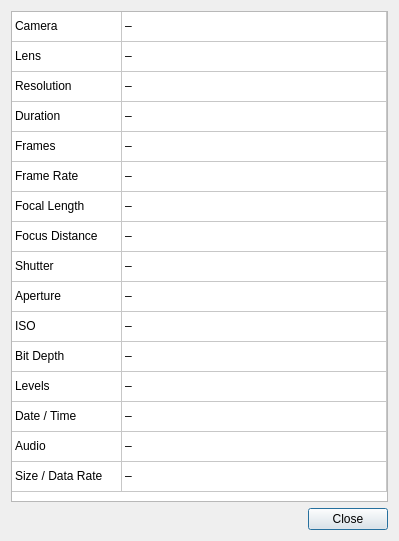
Above: platform/qt/InfoDialog.ui from ilia3101/MLV-App before the change. Below: the same form after it.
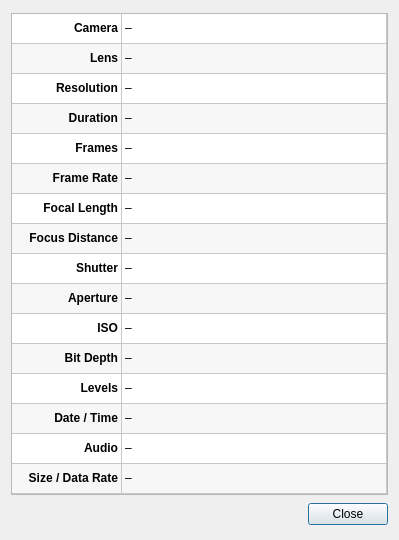
That is the form after the change.

Commit message: InfoDialog inspired from fijha

Diff of the .ui file:
```diff
--- a/platform/qt/InfoDialog.ui
+++ b/platform/qt/InfoDialog.ui
@@ -7,7 +7,7 @@
     <x>0</x>
     <y>0</y>
     <width>399</width>
-    <height>541</height>
+    <height>540</height>
    </rect>
   </property>
   <property name="windowTitle">
@@ -36,6 +36,12 @@
    </item>
    <item row="0" column="0" colspan="2">
     <widget class="QTableWidget" name="tableWidget">
+     <property name="sizePolicy">
+      <sizepolicy hsizetype="Expanding" vsizetype="Fixed">
+       <horstretch>0</horstretch>
+       <verstretch>0</verstretch>
+      </sizepolicy>
+     </property>
      <property name="focusPolicy">
       <enum>Qt::NoFocus</enum>
      </property>
@@ -43,14 +49,20 @@
       <enum>Qt::NoContextMenu</enum>
      </property>
      <property name="verticalScrollBarPolicy">
-      <enum>Qt::ScrollBarAsNeeded</enum>
+      <enum>Qt::ScrollBarAlwaysOff</enum>
      </property>
      <property name="horizontalScrollBarPolicy">
-      <enum>Qt::ScrollBarAsNeeded</enum>
+      <enum>Qt::ScrollBarAlwaysOff</enum>
+     </property>
+     <property name="sizeAdjustPolicy">
+      <enum>QAbstractScrollArea::AdjustToContents</enum>
      </property>
      <property name="editTriggers">
       <set>QAbstractItemView::NoEditTriggers</set>
      </property>
+     <property name="alternatingRowColors">
+      <bool>true</bool>
+     </property>
      <property name="selectionMode">
       <enum>QAbstractItemView::NoSelection</enum>
      </property>
@@ -160,6 +172,14 @@
       <property name="text">
        <string>Camera</string>
       </property>
+      <property name="font">
+       <font>
+        <bold>true</bold>
+       </font>
+      </property>
+      <property name="textAlignment">
+       <set>AlignTrailing|AlignVCenter</set>
+      </property>
      </item>
      <item row="0" column="1">
       <property name="text">
@@ -170,6 +190,14 @@
       <property name="text">
        <string>Lens</string>
       </property>
+      <property name="font">
+       <font>
+        <bold>true</bold>
+       </font>
+      </property>
+      <property name="textAlignment">
+       <set>AlignTrailing|AlignVCenter</set>
+      </property>
      </item>
      <item row="1" column="1">
       <property name="text">
@@ -180,6 +208,14 @@
       <property name="text">
        <string>Resolution</string>
       </property>
+      <property name="font">
+       <font>
+        <bold>true</bold>
+       </font>
+      </property>
+      <property name="textAlignment">
+       <set>AlignTrailing|AlignVCenter</set>
+      </property>
      </item>
      <item row="2" column="1">
       <property name="text">
@@ -190,6 +226,14 @@
       <property name="text">
        <string>Duration</string>
       </property>
+      <property name="font">
+       <font>
+        <bold>true</bold>
+       </font>
+      </property>
+      <property name="textAlignment">
+       <set>AlignTrailing|AlignVCenter</set>
+      </property>
      </item>
      <item row="3" column="1">
       <property name="text">
@@ -200,6 +244,14 @@
       <property name="text">
        <string>Frames</string>
       </property>
+      <property name="font">
+       <font>
+        <bold>true</bold>
+       </font>
+      </property>
+      <property name="textAlignment">
+       <set>AlignTrailing|AlignVCenter</set>
+      </property>
      </item>
      <item row="4" column="1">
       <property name="text">
@@ -210,6 +262,14 @@
       <property name="text">
        <string>Frame Rate</string>
       </property>
+      <property name="font">
+       <font>
+        <bold>true</bold>
+       </font>
+      </property>
+      <property name="textAlignment">
+       <set>AlignTrailing|AlignVCenter</set>
+      </property>
      </item>
      <item row="5" column="1">
       <property name="text">
@@ -220,6 +280,14 @@
       <property name="text">
        <string>Focal Length</string>
       </property>
+      <property name="font">
+       <font>
+        <bold>true</bold>
+       </font>
+      </property>
+      <property name="textAlignment">
+       <set>AlignTrailing|AlignVCenter</set>
+      </property>
      </item>
      <item row="6" column="1">
       <property name="text">
@@ -230,6 +298,14 @@
       <property name="text">
        <string>Focus Distance</string>
       </property>
+      <property name="font">
+       <font>
+        <bold>true</bold>
+       </font>
+      </property>
+      <property name="textAlignment">
+       <set>AlignTrailing|AlignVCenter</set>
+      </property>
      </item>
      <item row="7" column="1">
       <property name="text">
@@ -240,6 +316,14 @@
       <property name="text">
        <string>Shutter</string>
       </property>
+      <property name="font">
+       <font>
+        <bold>true</bold>
+       </font>
+      </property>
+      <property name="textAlignment">
+       <set>AlignTrailing|AlignVCenter</set>
+      </property>
      </item>
      <item row="8" column="1">
       <property name="text">
@@ -250,6 +334,14 @@
       <property name="text">
        <string>Aperture</string>
       </property>
+      <property name="font">
+       <font>
+        <bold>true</bold>
+       </font>
+      </property>
+      <property name="textAlignment">
+       <set>AlignTrailing|AlignVCenter</set>
+      </property>
      </item>
      <item row="9" column="1">
       <property name="text">
@@ -260,6 +352,14 @@
       <property name="text">
        <string>ISO</string>
       </property>
+      <property name="font">
+       <font>
+        <bold>true</bold>
+       </font>
+      </property>
+      <property name="textAlignment">
+       <set>AlignTrailing|AlignVCenter</set>
+      </property>
      </item>
      <item row="10" column="1">
       <property name="text">
@@ -270,6 +370,14 @@
       <property name="text">
        <string>Bit Depth</string>
       </property>
+      <property name="font">
+       <font>
+        <bold>true</bold>
+       </font>
+      </property>
+      <property name="textAlignment">
+       <set>AlignTrailing|AlignVCenter</set>
+      </property>
      </item>
      <item row="11" column="1">
       <property name="text">
@@ -280,6 +388,14 @@
       <property name="text">
        <string>Levels</string>
       </property>
+      <property name="font">
+       <font>
+        <bold>true</bold>
+       </font>
+      </property>
+      <property name="textAlignment">
+       <set>AlignTrailing|AlignVCenter</set>
+      </property>
      </item>
      <item row="12" column="1">
       <property name="text">
@@ -290,6 +406,14 @@
       <property name="text">
        <string>Date / Time</string>
       </property>
+      <property name="font">
+       <font>
+        <bold>true</bold>
+       </font>
+      </property>
+      <property name="textAlignment">
+       <set>AlignTrailing|AlignVCenter</set>
+      </property>
      </item>
      <item row="13" column="1">
       <property name="text">
@@ -300,6 +424,14 @@
       <property name="text">
        <string>Audio</string>
       </property>
+      <property name="font">
+       <font>
+        <bold>true</bold>
+       </font>
+      </property>
+      <property name="textAlignment">
+       <set>AlignTrailing|AlignVCenter</set>
+      </property>
      </item>
      <item row="14" column="1">
       <property name="text">
@@ -310,6 +442,14 @@
       <property name="text">
        <string>Size / Data Rate</string>
       </property>
+      <property name="font">
+       <font>
+        <bold>true</bold>
+       </font>
+      </property>
+      <property name="textAlignment">
+       <set>AlignTrailing|AlignVCenter</set>
+      </property>
      </item>
      <item row="15" column="1">
       <property name="text">
```
The commit also changes 2 other files.
